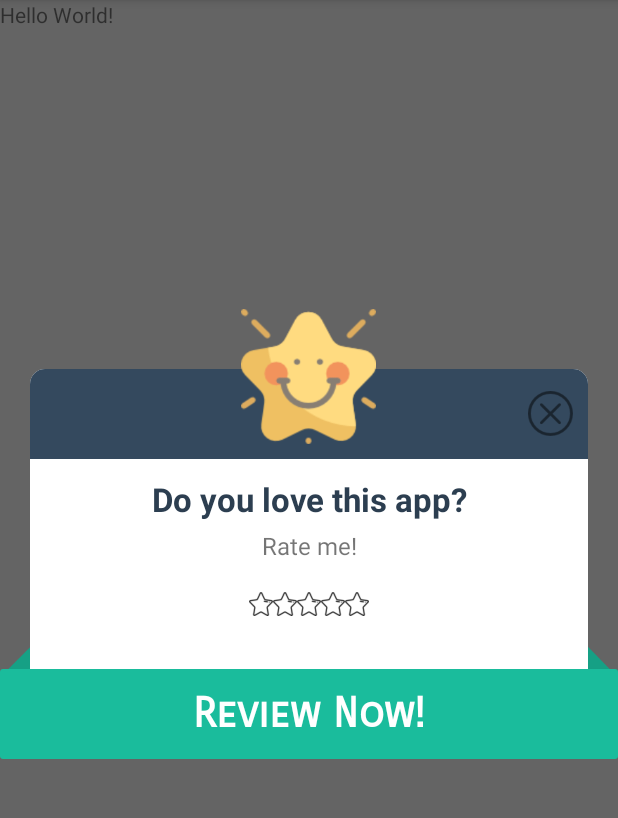
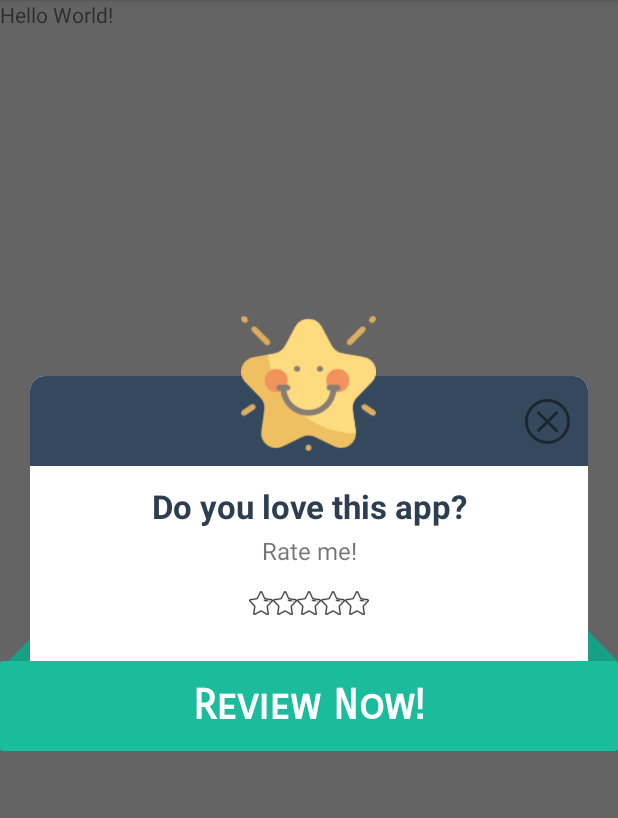
Before and after one commit to rayliverified/CustomRatingDialogue, an Android app: the screen it shows after launch (MainActivity), after a tap on "Hello World!", on a phone screen of 412 x 824 dp, the part 84-902 px from its top. Run offline under Robolectric (Android 15) with nearby library versions, the phone set to English and light mode, and no system bars.

Commit message:
Dialogue Layout Update #1
*Fix Dialogue item alignment.
*Optimize layout.

```diff
--- a/customratingdialogue/build.gradle
+++ b/customratingdialogue/build.gradle
@@ -2,7 +2,7 @@ apply plugin: 'com.android.library'
 apply plugin: 'com.github.dcendents.android-maven'
 
 group='com.github.searchy2'
-version = '1.1'
+version = '1.2'
 
 android {
     compileSdkVersion 26
--- a/customratingdialogue/src/main/res/drawable/head_bg.xml
+++ b/customratingdialogue/src/main/res/drawable/head_bg.xml
@@ -2,11 +2,11 @@
 <shape xmlns:android="http://schemas.android.com/apk/res/android">
     <solid android:color="#34495e"/>
     <corners
-        android:topLeftRadius="10dip"
-        android:topRightRadius="10dip"/>
+        android:topLeftRadius="10dp"
+        android:topRightRadius="10dp"/>
     <padding
-        android:left="0dip"
-        android:top="0dip"
-        android:right="0dip"
-        android:bottom="0dip"/>
+        android:left="0dp"
+        android:top="0dp"
+        android:right="0dp"
+        android:bottom="0dp"/>
 </shape>
--- a/customratingdialogue/src/main/res/drawable/layout_bg.xml
+++ b/customratingdialogue/src/main/res/drawable/layout_bg.xml
@@ -2,11 +2,11 @@
 <shape xmlns:android="http://schemas.android.com/apk/res/android">
     <solid android:color="#FFFFFF"/>
     <corners
-        android:topLeftRadius="10dip"
-        android:topRightRadius="10dip"/>
+        android:topLeftRadius="10dp"
+        android:topRightRadius="10dp"/>
     <padding
-        android:left="0dip"
-        android:top="0dip"
-        android:right="0dip"
-        android:bottom="0dip"/>
+        android:left="0dp"
+        android:top="0dp"
+        android:right="0dp"
+        android:bottom="0dp"/>
 </shape>
--- a/customratingdialogue/src/main/res/drawable/submit_bg.xml
+++ b/customratingdialogue/src/main/res/drawable/submit_bg.xml
@@ -1,10 +1,10 @@
 <?xml version="1.0" encoding="UTF-8"?>
 <shape xmlns:android="http://schemas.android.com/apk/res/android">
     <solid android:color="#1abc9c"/>
-    <corners android:radius="2dip"/>
+    <corners android:radius="2dp"/>
     <padding
-        android:left="0dip"
-        android:top="0dip"
-        android:right="0dip"
-        android:bottom="0dip"/>
+        android:left="0dp"
+        android:top="0dp"
+        android:right="0dp"
+        android:bottom="0dp"/>
 </shape>
--- a/customratingdialogue/src/main/res/layout/dialogmain.xml
+++ b/customratingdialogue/src/main/res/layout/dialogmain.xml
@@ -1,12 +1,9 @@
 <?xml version="1.0" encoding="utf-8"?>
-<RelativeLayout xmlns:android="http://schemas.android.com/apk/res/android"
-                android:layout_width="match_parent"
-                android:layout_height="match_parent">
-
 <RelativeLayout
+    xmlns:android="http://schemas.android.com/apk/res/android"
     android:id="@+id/main"
     android:layout_width="match_parent"
-        android:layout_height="300dp"
+    android:layout_height="290dp"
     android:scaleY="0"
     android:scaleX="0"
     android:alpha="0">
@@ -14,48 +11,53 @@
     <ImageView
         android:layout_width="30dp"
         android:layout_height="30dp"
-            android:src="@drawable/ribonl"
         android:layout_marginLeft="5dp"
-            android:layout_above="@+id/btnSubmit"/>
+        android:layout_above="@+id/btnSubmit"
+        android:layout_alignParentLeft="true"
+        android:src="@drawable/ribonl"/>
 
     <ImageView
         android:layout_width="30dp"
         android:layout_height="30dp"
+        android:layout_marginRight="5dp"
+        android:layout_above="@+id/btnSubmit"
         android:layout_alignParentRight="true"
-            android:src="@drawable/ribonr"
-            android:layout_marginRight="5dp"
-            android:layout_above="@+id/btnSubmit"/>
+        android:src="@drawable/ribonr"/>
 
     <RelativeLayout
         android:layout_width="match_parent"
         android:layout_height="match_parent"
+        android:layout_marginTop="-50dp"
         android:layout_marginLeft="20dp"
         android:layout_marginRight="20dp"
-            android:layout_marginTop="40dp"
-            android:background="@drawable/layout_bg"
-            android:layout_marginBottom="30dp">
+        android:layout_marginBottom="20dp"
+        android:layout_below="@+id/ratingFace"
+        android:background="@drawable/layout_bg">
 
-            <RelativeLayout
+        <ImageView
+            android:id="@+id/header_image"
             android:layout_width="match_parent"
             android:layout_height="60dp"
-                android:background="@drawable/head_bg">
+            android:layout_alignParentTop="true"
+            android:background="@drawable/head_bg"
+            android:orientation="vertical"/>
 
         <ImageView
             android:id="@+id/btnCacncel"
             android:layout_width="30dp"
             android:layout_height="30dp"
+            android:layout_marginTop="15dp"
+            android:layout_marginRight="12dp"
+            android:layout_alignParentRight="true"
             android:src="@drawable/cancel"
-                    android:layout_centerVertical="true"
-                    android:layout_alignParentRight="true"
-                    android:layout_marginRight="10dp"
             android:alpha="0.5"/>
-            </RelativeLayout>
 
         <LinearLayout
+            android:id="@+id/content_layout"
             android:layout_width="match_parent"
             android:layout_height="match_parent"
-                android:orientation="vertical"
-                android:layout_marginTop="60dp">
+            android:layout_below="@+id/header_image"
+            android:orientation="vertical">
 
             <TextView
                 android:layout_width="match_parent"
@@ -72,7 +74,7 @@
                 android:layout_height="wrap_content"
                 android:text="Rate me!"
                 android:textSize="16sp"
-                    android:layout_marginTop="5dp"
+                android:layout_marginTop="4dp"
                 android:layout_gravity="center"
                 android:gravity="center"/>
 
@@ -80,9 +82,9 @@
                 android:id="@+id/rotationratingbar_main"
                 android:layout_width="match_parent"
                 android:layout_height="wrap_content"
-                    android:layout_marginTop="12dp"
-                    android:layout_marginLeft="8dp"
-                    android:layout_marginRight="8dp"
+                android:layout_marginTop="8dp"
+                android:layout_marginLeft="6dp"
+                android:layout_marginRight="6dp"
                 android:layout_gravity="center"
                 android:gravity="center"
                 android:visibility="invisible">
@@ -107,7 +109,7 @@
         android:id="@+id/ratingFace"
         android:layout_width="90dp"
         android:layout_height="90dp"
-            android:src="@drawable/favorite"
-            android:layout_centerHorizontal="true"/>
+        android:layout_alignParentTop="true"
+        android:layout_centerHorizontal="true"
+        android:src="@drawable/favorite"/>
 </RelativeLayout>
-</RelativeLayout>
```
Lines whose indentation alone changed are shown as unchanged.
